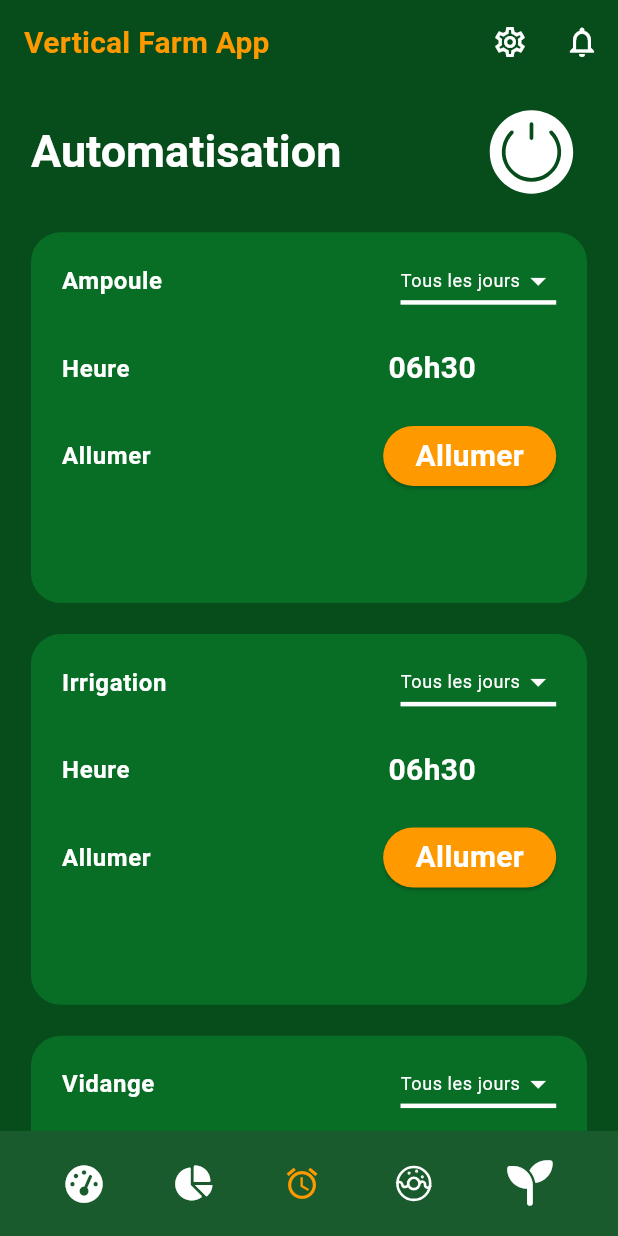
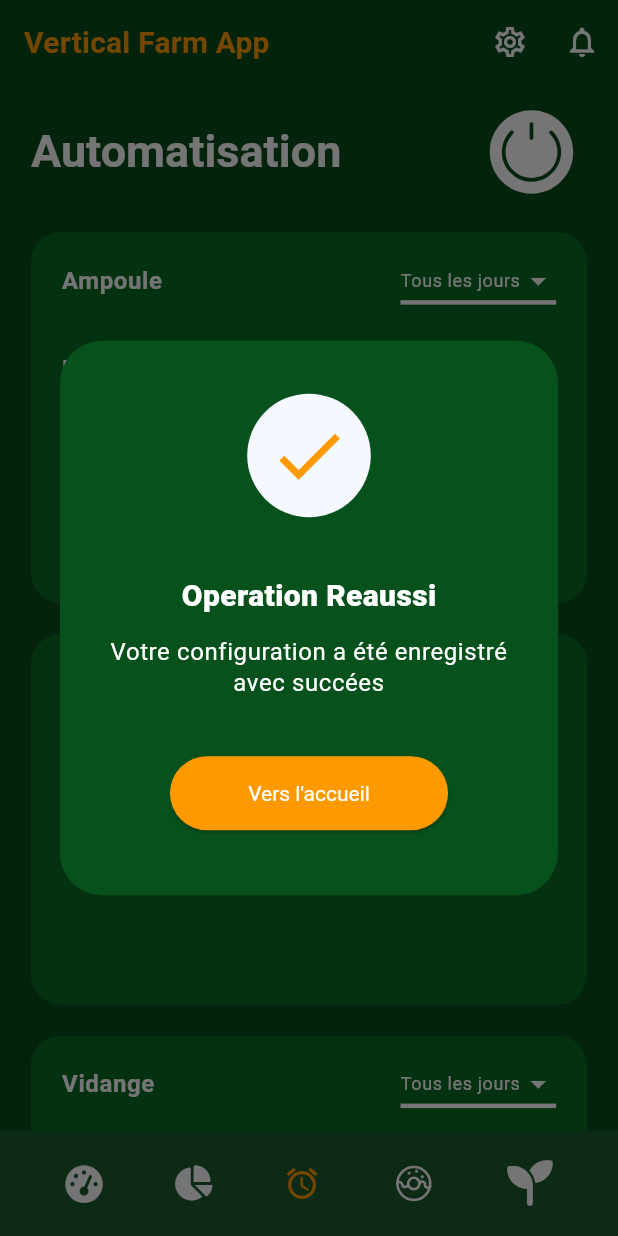
Before and after one commit to Bakerus/Vertical_Farm, a Flutter app: the screen it shows after launch, item 3 of the bottom bar chosen, after a tap on "Allumer", on a phone screen of 412 x 824 dp. Run offline on Flutter 3.47's test engine with Material 3 defaults, Android fonts, the light colour scheme and no system bars; our stand-ins replace dash_chat_2, flutter_gemini, flutter_svg, font_awesome_flutter, get, image_picker and 1 more; Roboto replaces fonts that are missing (Outfit).

Commit message:
Implementation de la partie automatisation & camera

```diff
--- a/lib/app/core/widgets/custom_appbar.dart
+++ b/lib/app/core/widgets/custom_appbar.dart
@@ -7,6 +7,7 @@ class CustomAppbar extends StatelessWidget implements PreferredSizeWidget {
   @override
   Widget build(BuildContext context) {
     return AppBar(
+      automaticallyImplyLeading : false,
       title: Text(
         'Vertical Farm App',
         style: Get.theme.textTheme.titleMedium,
--- a/lib/app/core/widgets/custom_card_automatisation.dart
+++ b/lib/app/core/widgets/custom_card_automatisation.dart
@@ -1,8 +1,10 @@
+
 import 'package:flutter/material.dart';
 import 'package:flutter/widgets.dart';
 import 'package:get/get.dart';
 import 'package:vertical_farm/app/core/design/colors.dart';
 import 'package:vertical_farm/app/core/utils/extensions.dart';
+import 'package:vertical_farm/app/core/utils/global_controller.dart';
 import 'package:vertical_farm/app/modules/automatisation/controllers/automatisation_controller.dart';
 
 class CustomCardAutomatisation extends StatelessWidget {
@@ -26,6 +28,7 @@ class CustomCardAutomatisation extends StatelessWidget {
   @override
   Widget build(BuildContext context) {
     final automatisationController = Get.put(AutomatisationController());
+    final globalcontroller = Get.put(GlobalAppController());
 
     return Container(
       width: 100.0.wp,
@@ -86,8 +89,14 @@ class CustomCardAutomatisation extends StatelessWidget {
                             children: [
                               Text("Heure",
                                   style: Get.theme.textTheme.bodySmall),
-                              Text(heure,
-                                  style: Get.theme.textTheme.bodyMedium),
+                              InkWell(
+                                  onTap: () {
+                                    globalcontroller.presentTimePicker(context, moduletitle);
+                                  },
+                                  child: Text(
+                                       heure,
+                                        style: Get.theme.textTheme.bodyMedium),
+                                  ),
                             ],
                           )),
                     ],
@@ -103,10 +112,10 @@ class CustomCardAutomatisation extends StatelessWidget {
                               Text(actions,
                                   style: Get.theme.textTheme.bodySmall),
                               SizedBox(
-                                width:28.0.wp,
+                                width: 28.0.wp,
                                 child: ElevatedButton(
                                   onPressed: onPressed,
-                                  child: Text("Allumer",
+                                  child: Text(actions,
                                       style: Get.theme.textTheme.bodyMedium),
                                 ),
                               ),
--- /dev/null
+++ b/lib/app/core/widgets/dialog.dart
@@ -0,0 +1,66 @@
+import 'package:flutter/material.dart';
+import 'package:get/get.dart';
+import 'package:vertical_farm/app/core/design/colors.dart';
+import 'package:vertical_farm/app/core/utils/extensions.dart';
+import 'package:vertical_farm/app/modules/home/views/home_view.dart';
+
+
+class DialogCustomize extends StatelessWidget {
+  final String title;
+  final String describe;
+  const DialogCustomize(
+      {super.key, required this.title, required this.describe});
+
+  @override
+  Widget build(BuildContext context) {
+    return AlertDialog(
+      surfaceTintColor: AppColors.greenSecondary,
+      content: SizedBox(
+        height: 40.0.hp,
+        width: 80.0.wp,
+        child: Column(
+          mainAxisAlignment: MainAxisAlignment.spaceAround,
+          children: [
+            CircleAvatar(
+              backgroundColor: const Color.fromRGBO(245, 248, 255, 1),
+              radius: 30.0.sp,
+              child: Icon(
+                Icons.check,
+                color: AppColors.yellowSecondary,
+                size: 40.0.sp,
+              ),
+            ),
+            SizedBox(
+              height: 10.0.hp,
+              child: Column(
+                mainAxisAlignment: MainAxisAlignment.spaceBetween,
+                children: [
+                  Text(
+                    title,
+                    style: const TextStyle(
+                        fontFamily: 'Outfit',
+                        fontSize: 20.0,
+                        fontWeight: FontWeight.w900,
+                        color: Colors.white),
+                  ),
+                  Text(
+                    describe,
+                    textAlign: TextAlign.center,
+                    style:  Get.theme.textTheme.bodySmall!.copyWith(fontWeight: FontWeight.w400),
+                  ),
+                ],
+              ),
+            ),
+            SizedBox(
+              width: 45.0.wp,
+              height: 6.0.hp,
+              child:  ElevatedButton(onPressed: () {
+                Get.to( HomeView());
+              }, child: Text("Vers l'accueil")),
+            ),
+          ],
+        ),
+      ),
+    );
+  }
+}
--- a/lib/app/modules/automatisation/views/automatisation_view.dart
+++ b/lib/app/modules/automatisation/views/automatisation_view.dart
@@ -2,7 +2,9 @@ import 'package:flutter/material.dart';
 
 import 'package:get/get.dart';
 import 'package:vertical_farm/app/core/utils/extensions.dart';
+import 'package:vertical_farm/app/core/utils/global_controller.dart';
 import 'package:vertical_farm/app/core/widgets/custom_card_automatisation.dart';
+import 'package:vertical_farm/app/core/widgets/dialog.dart';
 
 import '../controllers/automatisation_controller.dart';
 import 'package:flutter_svg/flutter_svg.dart';
@@ -12,6 +14,8 @@ class AutomatisationView extends GetView<AutomatisationController> {
   @override
   Widget build(BuildContext context) {
     final automatisationController = Get.put(AutomatisationController());
+    final globalcontroller = Get.put(GlobalAppController());
+
     return Scaffold(
       body: SingleChildScrollView(
         child: Padding(
@@ -42,33 +46,93 @@ class AutomatisationView extends GetView<AutomatisationController> {
                   child: Column(
                     mainAxisAlignment: MainAxisAlignment.spaceBetween,
                     children: [
-                      CustomCardAutomatisation(
-                        onPressed: () {},
+                      Obx(
+                        () => CustomCardAutomatisation(
+                          onPressed: () {
+                            showDialog(
+                                context: context,
+                                builder: (BuildContext context) {
+                                  return const DialogCustomize(
+                                      title: 'Operation Reaussi',
+                                      describe:
+                                          'Votre configuration a été enregistré avec succées');
+                                });
+                          },
                           moduletitle: "Ampoule",
                           type: "ampoule",
-                        heure: "06h30",
+                          heure: (globalcontroller
+                                          .selectedTimeAmpoule.value.hour !=
+                                      globalcontroller
+                                          .selectedTimeAmpoule.value.hour) ||
+                                  (globalcontroller
+                                          .selectedTimeAmpoule.value.minute !=
+                                      globalcontroller
+                                          .selectedTimeAmpoule.value.minute)
+                              ? "00:00"
+                              : "${globalcontroller.selectedTimeAmpoule.value.hour} : ${globalcontroller.selectedTimeAmpoule.value.minute}",
                           actions: "Allumer",
                           selectedDay:
                               automatisationController.selectedDayAmpoule,
                         ),
-                      CustomCardAutomatisation(
-                        onPressed: () {},
+                      ),
+                      Obx(
+                        () => CustomCardAutomatisation(
+                          onPressed: () {
+                            showDialog(
+                                context: context,
+                                builder: (BuildContext context) {
+                                  return const DialogCustomize(
+                                      title: 'Operation Reaussi',
+                                      describe:
+                                          'Votre configuration a été enregistré avec succées');
+                                });
+                          },
                           moduletitle: "Irrigation",
                           type: "Irrigation",
-                        heure: "06h30",
+                          heure: (globalcontroller
+                                          .selectedTimeIrrigation.value.hour !=
+                                      globalcontroller
+                                          .selectedTimeIrrigation.value.hour) ||
+                                  (globalcontroller.selectedTimeIrrigation.value
+                                          .minute !=
+                                      globalcontroller
+                                          .selectedTimeIrrigation.value.minute)
+                              ? "00:00"
+                              : "${globalcontroller.selectedTimeIrrigation.value.hour} : ${globalcontroller.selectedTimeIrrigation.value.minute}",
                           actions: "Allumer",
                           selectedDay:
                               automatisationController.selectedDayIrrigation,
                         ),
-                      CustomCardAutomatisation(
-                        onPressed: () {},
+                      ),
+                      Obx(
+                        () => CustomCardAutomatisation(
+                          onPressed: () {
+                            showDialog(
+                                context: context,
+                                builder: (BuildContext context) {
+                                  return const DialogCustomize(
+                                      title: 'Operation Reaussi',
+                                      describe:
+                                          'Votre configuration a été enregistré avec succées');
+                                });
+                          },
                           moduletitle: "Vidange",
                           type: "Vidange",
-                        heure: "06h30",
+                          heure: (globalcontroller
+                                          .selectedTimeVidange.value.hour !=
+                                      globalcontroller
+                                          .selectedTimeVidange.value.hour) ||
+                                  (globalcontroller
+                                          .selectedTimeVidange.value.minute !=
+                                      globalcontroller
+                                          .selectedTimeVidange.value.minute)
+                              ? "00:00"
+                              : "${globalcontroller.selectedTimeVidange.value.hour} : ${globalcontroller.selectedTimeVidange.value.minute}",
                           actions: "Vider",
                           selectedDay:
                               automatisationController.selectedDayVindange,
                         ),
+                      )
                     ],
                   ),
                 ),
--- a/lib/app/modules/maladie/views/maladie_view.dart
+++ b/lib/app/modules/maladie/views/maladie_view.dart
@@ -31,6 +31,7 @@ class _MaladieState extends State<Maladie> {
   Widget build(BuildContext context) {
     return Scaffold(
       appBar: AppBar(
+        automaticallyImplyLeading: false,
         centerTitle: true,
         title: const Text(
           "Vertical Farm AI",
--- a/lib/app/routes/app_routes.dart
+++ b/lib/app/routes/app_routes.dart
@@ -8,6 +8,7 @@ abstract class Routes {
   static const AUTOMATISATION = _Paths.AUTOMATISATION;
   static const CAMERA = _Paths.CAMERA;
   static const MALADIE = _Paths.MALADIE;
+  static const SPLASH_SCREEN = _Paths.SPLASH_SCREEN;
 }
 
 abstract class _Paths {
@@ -17,4 +18,5 @@ abstract class _Paths {
   static const AUTOMATISATION = '/automatisation';
   static const CAMERA = '/camera';
   static const MALADIE = '/maladie';
+  static const SPLASH_SCREEN = '/splash-screen';
 }
```
Also changed, not shown: lib/app/core/utils/global_controller.dart (added, +35 -0 lines), lib/app/modules/splash_screen/bindings/splash_screen_binding.dart (added, +12 -0 lines), lib/app/modules/splash_screen/controllers/splash_screen_controller.dart (added, +23 -0 lines), lib/app/modules/splash_screen/views/splash_screen_view.dart (added, +24 -0 lines), lib/app/routes/app_pages.dart (+7 -0 lines). Lines whose indentation alone changed are shown as unchanged.
